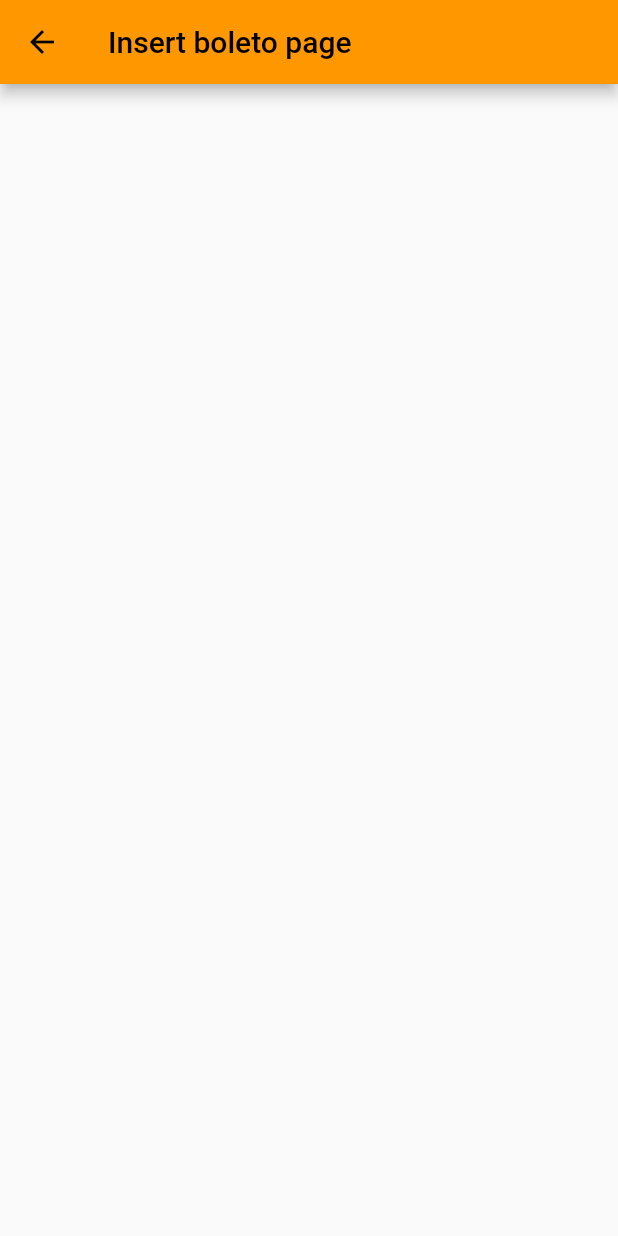
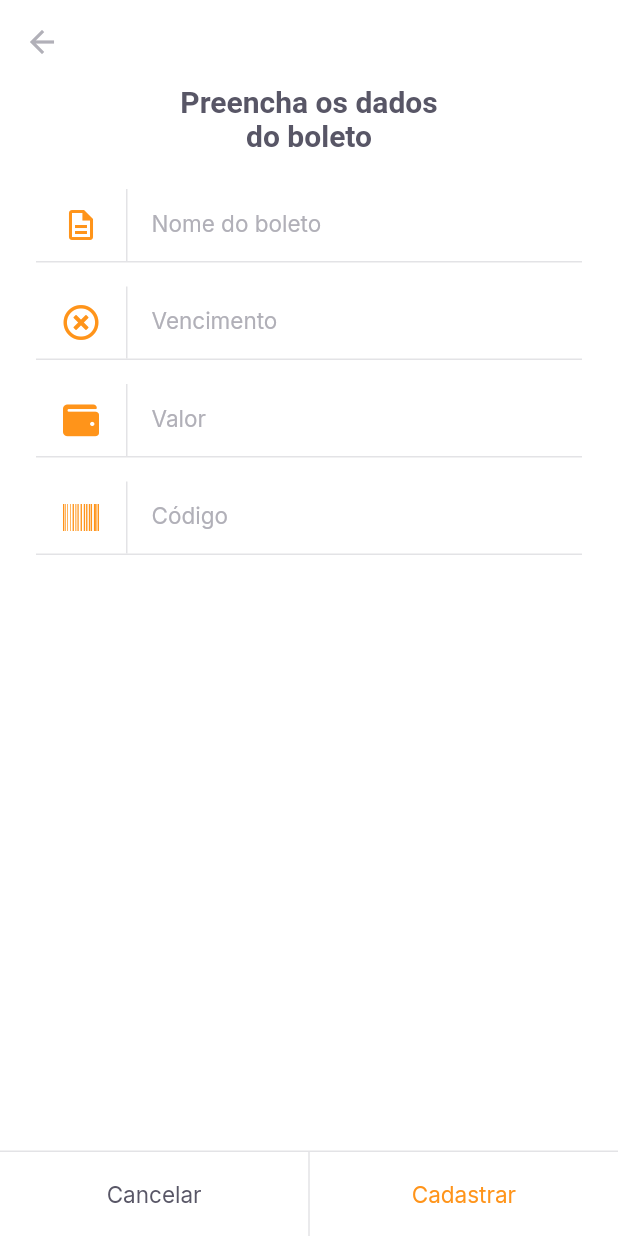
Before and after one commit to LucasFerreiraJs/rocketseat-payflow-flutter, a Flutter app: the InsertBoletoPage screen opened by its route, on a phone screen of 412 x 824 dp. Run offline on Flutter 3.47's test engine with Material 2 defaults, Android fonts, the phone set to English and light mode, and no system bars; our stand-ins replace camera, firebase_core, flutter_masked_text2, font_awesome_flutter, google_fonts, google_sign_in and 2 more; missing offline and left inert: google_ml_kit; accounts and stored records are empty.

Commit message:
feature(insert-boleto) page and init controller

```diff
--- a/lib/modules/home/home-page.dart
+++ b/lib/modules/home/home-page.dart
@@ -1,7 +1,7 @@
 import 'package:flutter/material.dart';
 import 'package:payflow/modules/home/home-controller.dart';
 import 'package:payflow/shared/themes/app-colors.dart';
-import 'package:payflow/shared/themes/app-text-style.dart';
+import 'package:payflow/shared/themes/app-textstyle.dart';
 
 class HomePage extends StatefulWidget {
   const HomePage({Key? key}) : super(key: key);
@@ -71,7 +71,8 @@ class _HomePageState extends State<HomePage> {
             GestureDetector(
               onTap: () {
                 print("gesture tap");
-                Navigator.pushNamed(context, "/barcode-scanner");
+                // Navigator.pushNamed(context, "/barcode-scanner");
+                Navigator.pushNamed(context, "/insert-boleto");
               },
               child: Container(
                 width: 56,
--- /dev/null
+++ b/lib/modules/insert-boleto/insert-boleto-controller.dart
@@ -0,0 +1,30 @@
+import 'package:flutter/cupertino.dart';
+
+class InsertBoletoController {
+  final formKey = GlobalKey<FormState>();
+
+  String? validateName(String? value) {
+    return value?.isEmpty ?? true ? "O nome não pode ser vazio" : null;
+  }
+
+  String? validateVencimento(String? value) {
+    return value?.isEmpty ?? true ? "A data do vencimento não pode ser vazio" : null;
+  }
+
+  String? validateValor(double? value) {
+    return value == 0 ? "Insira um valor maior que R\$ 0,00" : null;
+  }
+
+  String? validateCodigo(String? value) {
+    return value?.isEmpty ?? true ? "O Código do boleto não pode ser vazio" : null;
+  }
+
+  void onChange({String? name, String? dueDate, double? value, String? barCode}) {}
+
+  void cadastrarBoleto() {
+    // * apenas com textformfield
+    final form = formKey.currentState;
+
+    if (form!.validate()) {}
+  }
+}
--- a/lib/modules/insert-boleto/insert-boleto-page.dart
+++ b/lib/modules/insert-boleto/insert-boleto-page.dart
@@ -1,15 +1,131 @@
 import 'package:flutter/material.dart';
+import 'package:flutter_masked_text2/flutter_masked_text2.dart';
+import 'package:font_awesome_flutter/font_awesome_flutter.dart';
+import 'package:payflow/modules/insert-boleto/insert-boleto-controller.dart';
+import 'package:payflow/shared/themes/app-colors.dart';
+import 'package:payflow/shared/themes/app-textstyle.dart';
+import 'package:payflow/shared/widgets/input-text/input-text-widget.dart';
+import 'package:payflow/shared/widgets/set-label-buttons/set-label-buttons-widget.dart';
 
-class InsertBoletoPage extends StatelessWidget {
-  const InsertBoletoPage({Key? key}) : super(key: key);
+class InsertBoletoPage extends StatefulWidget {
+  final String? barcode;
+
+  const InsertBoletoPage({
+    Key? key,
+    this.barcode,
+  }) : super(key: key);
+
+  @override
+  State<InsertBoletoPage> createState() => _InsertBoletoPageState();
+}
+
+class _InsertBoletoPageState extends State<InsertBoletoPage> {
+  final controller = InsertBoletoController();
+
+  final moneyInputTextController = MoneyMaskedTextController(
+    leftSymbol: "R\$",
+    decimalSeparator: ",",
+  );
+
+  final dueDateInputTextController = MaskedTextController(
+    mask: "00/00/0000",
+  );
+
+  final barcodeInputTextController = TextEditingController();
+
+  // * informação vinda do leitor
+  @override
+  void initState() {
+    if (widget.barcode != null) {
+      barcodeInputTextController.text = widget.barcode!;
+    }
+    super.initState();
+  }
 
   @override
   Widget build(BuildContext context) {
     return Scaffold(
+      backgroundColor: AppColors.background,
       appBar: AppBar(
-        title: Text(
-          "Insert boleto page",
+        backgroundColor: AppColors.background,
+        elevation: 0,
+        leading: BackButton(
+          color: AppColors.input,
         ),
+      ),
+      body: SingleChildScrollView(
+        child: Padding(
+          padding: const EdgeInsets.symmetric(horizontal: 24),
+          child: Column(
+            crossAxisAlignment: CrossAxisAlignment.center,
+            children: <Widget>[
+              Padding(
+                padding: const EdgeInsets.symmetric(horizontal: 93),
+                child: Text(
+                  "Preencha os dados do boleto",
+                  style: AppTextStyles.titleBoldHeading,
+                  textAlign: TextAlign.center,
+                ),
+              ),
+              SizedBox(
+                height: 24,
+              ),
+              Form(
+                key: controller.formKey,
+                child: Column(
+                  children: <Widget>[
+                    InputTextWidget(
+                      label: "Nome do boleto",
+                      validator: controller.validateName,
+                      icon: Icons.description_outlined,
+                      onChanged: (value) {
+                        controller.onChange(name: value);
+                      },
+                    ),
+                    InputTextWidget(
+                      controller: dueDateInputTextController,
+                      label: "Vencimento",
+                      validator: controller.validateVencimento,
+                      icon: FontAwesomeIcons.timesCircle,
+                      onChanged: (value) {
+                        controller.onChange(dueDate: value);
+                      },
+                    ),
+                    InputTextWidget(
+                      controller: moneyInputTextController,
+                      label: "Valor",
+                      validator: (_) => controller.validateValor(moneyInputTextController.numberValue),
+                      icon: FontAwesomeIcons.wallet,
+                      onChanged: (value) {
+                        controller.onChange(value: moneyInputTextController.numberValue);
+                      },
+                    ),
+                    InputTextWidget(
+                      controller: barcodeInputTextController,
+                      label: "Código",
+                      validator: controller.validateCodigo,
+                      icon: FontAwesomeIcons.barcode,
+                      onChanged: (value) {
+                        controller.onChange(barCode: value);
+                      },
+                    ),
+                  ],
+                ),
+              )
+            ],
+          ),
+        ),
+      ),
+      bottomNavigationBar: SetLabelButtonsWidget(
+        primaryLabel: "Cancelar",
+        primaryOnPressed: () {
+          Navigator.pop(context);
+        },
+        secondaryLabel: "Cadastrar",
+        enableSecondaryColor: true,
+        secondaryOnPressed: () {
+          controller.cadastrarBoleto();
+        },
       ),
     );
   }
--- a/lib/modules/login/login-page.dart
+++ b/lib/modules/login/login-page.dart
@@ -3,7 +3,7 @@ import 'package:google_sign_in/google_sign_in.dart';
 import 'package:payflow/modules/login/login_controller.dart';
 import 'package:payflow/shared/themes/app-colors.dart';
 import 'package:payflow/shared/themes/app-images.dart';
-import 'package:payflow/shared/themes/app-text-style.dart';
+import 'package:payflow/shared/themes/app-textstyle.dart';
 import 'package:payflow/shared/widgets/social-login/social-login-btn.dart';
 
 class LoginPage extends StatefulWidget {
--- a/lib/shared/themes/app-colors.dart
+++ b/lib/shared/themes/app-colors.dart
@@ -6,6 +6,7 @@ class AppColors {
   static final delete = Color(0xFFE83F5B);
   static final heading = Color(0xFF585666);
   static final body = Color(0xFF706E7A);
+  static final input = Color(0xFFb1b0b8);
   static final stroke = Color(0xFFE3E3E6);
   static final shape = Color(0xFFFAFAFC);
   static final background = Color(0xFFFFFFFF);
--- a/lib/shared/themes/app-text-style.dart
+++ b/lib/shared/themes/app-textstyle.dart
@@ -78,6 +78,12 @@ class AppTextStyles {
     fontWeight: FontWeight.w700,
     color: AppColors.background,
   );
+
+  static final input = GoogleFonts.inter(
+    fontSize: 15,
+    fontWeight: FontWeight.w400,
+    color: AppColors.input,
+  );
   static final captionBackground = GoogleFonts.lexendDeca(
     fontSize: 13,
     fontWeight: FontWeight.w400,
--- a/lib/shared/widgets/bottom-sheet/bottm-sheet-widget.dart
+++ b/lib/shared/widgets/bottom-sheet/bottm-sheet-widget.dart
@@ -1,6 +1,6 @@
 import 'package:flutter/material.dart';
 import 'package:payflow/shared/themes/app-colors.dart';
-import 'package:payflow/shared/themes/app-text-style.dart';
+import 'package:payflow/shared/themes/app-textstyle.dart';
 import 'package:payflow/shared/widgets/set-label-buttons/set-label-buttons-widget.dart';
 
 class BottomSheetWidget extends StatelessWidget {
--- /dev/null
+++ b/lib/shared/widgets/input-text/input-text-widget.dart
@@ -0,0 +1,66 @@
+import 'package:flutter/material.dart';
+import 'package:payflow/shared/themes/app-colors.dart';
+import 'package:payflow/shared/themes/app-textstyle.dart';
+
+class InputTextWidget extends StatelessWidget {
+  final String label;
+  final IconData icon;
+  final String? initialValue;
+  final TextEditingController? controller;
+  final void Function(String value) onChanged;
+
+  // * fn retorna uma string e recebe uma string
+  final String? Function(String?)? validator;
+
+  const InputTextWidget({
+    Key? key,
+    required this.label,
+    required this.icon,
+    this.initialValue,
+    this.validator,
+    this.controller,
+    required this.onChanged,
+  }) : super(key: key);
+
+  @override
+  Widget build(BuildContext context) {
+    return Padding(
+      padding: const EdgeInsets.only(bottom: 16.0),
+      child: Column(
+        children: [
+          TextFormField(
+            onChanged: onChanged,
+            validator: validator,
+            initialValue: initialValue,
+            style: AppTextStyles.input,
+            decoration: InputDecoration(
+              contentPadding: EdgeInsets.zero,
+              labelText: label,
+              labelStyle: AppTextStyles.input,
+              icon: Row(
+                mainAxisSize: MainAxisSize.min,
+                children: [
+                  Padding(
+                    padding: const EdgeInsets.symmetric(horizontal: 18),
+                    child: Icon(icon, color: AppColors.primary),
+                  ),
+                  Container(
+                    width: 1,
+                    height: 48,
+                    color: AppColors.stroke,
+                  ),
+                ],
+              ),
+              border: InputBorder.none,
+            ),
+          ),
+          Divider(
+            height: 1,
+            thickness: 1,
+            color: AppColors.stroke,
+          ),
+        ],
+      ),
+    );
+  }
+}
--- a/lib/shared/widgets/label-button/label-button-widget.dart
+++ b/lib/shared/widgets/label-button/label-button-widget.dart
@@ -1,7 +1,7 @@
 // ignore_for_file: public_member_api_docs, sort_constructors_first
 import 'package:flutter/material.dart';
 
-import 'package:payflow/shared/themes/app-text-style.dart';
+import 'package:payflow/shared/themes/app-textstyle.dart';
 
 class LabelButtonWidget extends StatelessWidget {
   final String label;
--- a/lib/shared/widgets/set-label-buttons/set-label-buttons-widget.dart
+++ b/lib/shared/widgets/set-label-buttons/set-label-buttons-widget.dart
@@ -1,6 +1,6 @@
 import 'package:flutter/material.dart';
 import 'package:payflow/shared/themes/app-colors.dart';
-import 'package:payflow/shared/themes/app-text-style.dart';
+import 'package:payflow/shared/themes/app-textstyle.dart';
 import 'package:payflow/shared/widgets/divider/divider-widget.dart';
 
 import '../label-button/label-button-widget.dart';
@@ -11,6 +11,7 @@ class SetLabelButtonsWidget extends StatelessWidget {
   final String secondaryLabel;
   final VoidCallback secondaryOnPressed;
   final bool enablePrimaryColor;
+  final bool enableSecondaryColor;
 
   const SetLabelButtonsWidget({
     Key? key,
@@ -19,12 +20,23 @@ class SetLabelButtonsWidget extends StatelessWidget {
     required this.secondaryLabel,
     required this.secondaryOnPressed,
     this.enablePrimaryColor = false,
+    this.enableSecondaryColor = false,
   }) : super(key: key);
 
   @override
   Widget build(BuildContext context) {
     return Container(
-      color: AppColors.shape,
+      color: AppColors.background,
+      height: 57,
+      child: Column(
+        mainAxisSize: MainAxisSize.min,
+        children: [
+          Divider(
+            height: 1,
+            thickness: 1,
+            color: AppColors.stroke,
+          ),
+          Container(
             height: 56,
             child: Row(
               children: [
@@ -33,17 +45,21 @@ class SetLabelButtonsWidget extends StatelessWidget {
                     label: primaryLabel,
                     style: enablePrimaryColor ? AppTextStyles.buttonPrimary : null,
                     onPressedFunction: () {
-                print("clicado");
+                      primaryOnPressed();
                     },
                   ),
                 ),
                 DividerWidget(),
                 Expanded(
                   child: LabelButtonWidget(
+                    style: enableSecondaryColor ? AppTextStyles.buttonPrimary : null,
                     label: secondaryLabel,
                     onPressedFunction: () {
-                print("clicado");
+                      secondaryOnPressed();
                     },
+                  ),
+                ),
+              ],
             ),
           ),
         ],
--- a/lib/shared/widgets/social-login/social-login-btn.dart
+++ b/lib/shared/widgets/social-login/social-login-btn.dart
@@ -1,7 +1,7 @@
 import 'package:flutter/material.dart';
 import 'package:payflow/shared/themes/app-colors.dart';
 import 'package:payflow/shared/themes/app-images.dart';
-import 'package:payflow/shared/themes/app-text-style.dart';
+import 'package:payflow/shared/themes/app-textstyle.dart';
 
 class SocialLoginBtnWidget extends StatelessWidget {
   final String iconeUrl;
--- a/pubspec.yaml
+++ b/pubspec.yaml
@@ -44,6 +44,8 @@ dependencies:
   camera: ^0.8.1+3
   image_picker: ^0.8.0+4
   image_picker_web: ^2.0.0
+  font_awesome_flutter: ^9.1.0
+  flutter_masked_text2: ^0.9.1
 
 
 dev_dependencies:
```
Also changed, not shown: lib/modules/barcode-scanner/barcode-scanner-controller.dart (+39 -65 lines), lib/modules/barcode-scanner/barcode-scanner-page.dart (+13 -8 lines), lib/modules/barcode-scanner/barcode-scanner-status.dart (+6 -6 lines), pubspec.lock, 1 other file. Lines whose indentation alone changed are shown as unchanged.
